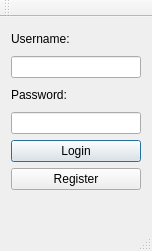
Qt form loginwindow.ui (markopoloparadox/ProjectPerun) before a commit.
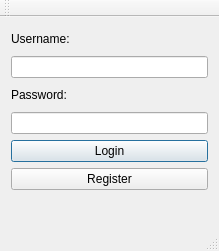
The same form after that commit.

Diff of the .ui file:
```diff
--- a/loginwindow.ui
+++ b/loginwindow.ui
@@ -6,7 +6,7 @@
    <rect>
     <x>0</x>
     <y>0</y>
-    <width>152</width>
+    <width>219</width>
     <height>251</height>
    </rect>
   </property>
```
